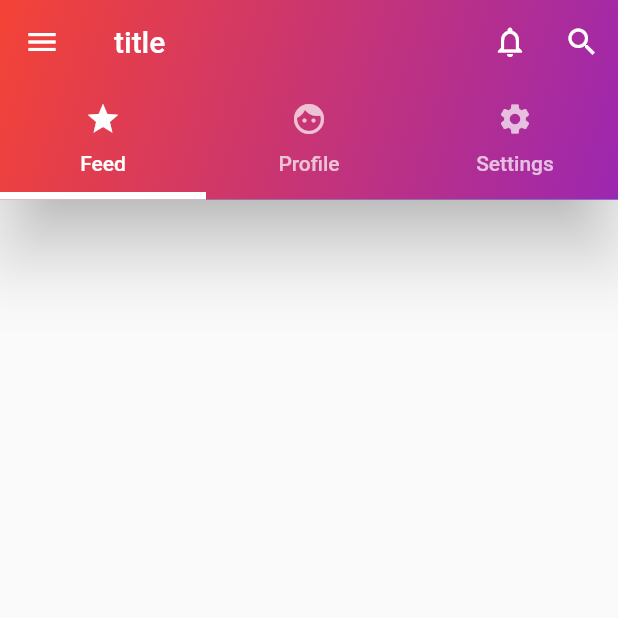
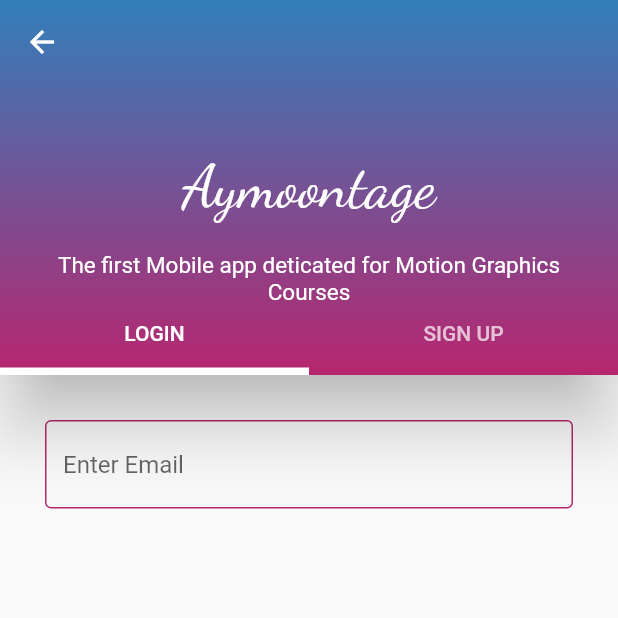
Before and after one commit to ahmedwahab99/motion_graphics_app, a Flutter app: the screen it shows after launch, after a tap on "Get Stared", on a phone screen of 412 x 824 dp, the top half of it. Run offline on Flutter 3.47's test engine with Material 2 defaults, Android fonts, the phone set to English and light mode, and no system bars; our stand-ins replace get, google_fonts.

```diff
--- a/lib/constants.dart
+++ b/lib/constants.dart
@@ -5,3 +5,8 @@ class ConstColors{
   static Color purple = const Color(0xffB7266F);
   static Color blue = const Color(0xff327FBB);
 }
+
+class Labels{
+  static String appName = 'Aymoontage';
+
+}
--- a/lib/main.dart
+++ b/lib/main.dart
@@ -13,6 +13,7 @@ class MyApp extends StatelessWidget {
   @override
   Widget build(BuildContext context) {
     return GetMaterialApp(
+      debugShowCheckedModeBanner: false,
       title: 'Flutter Demo',
       theme: ThemeData(
 
--- a/lib/view/screens/signin_up.dart
+++ b/lib/view/screens/signin_up.dart
@@ -1,7 +1,9 @@
 import 'package:flutter/material.dart';
+import 'package:google_fonts/google_fonts.dart';
+import 'package:motion_graphics_app/constants.dart';
 
 class Signin extends StatefulWidget {
-  const Signin({ Key? key }) : super(key: key);
+  const Signin({Key? key}) : super(key: key);
 
   @override
   _SigninState createState() => _SigninState();
@@ -11,33 +13,50 @@ class _SigninState extends State<Signin> {
   @override
   Widget build(BuildContext context) {
     return DefaultTabController(
-      length: 3, /// same count as tapBar items
+      length: 2,
+
+      /// same count as tapBar items
       child: Scaffold(
-        appBar:AppBar(
-              title: const Text("title"),
-              //centerTitle: true,
+        appBar: PreferredSize(
+          preferredSize: const Size.fromHeight(250),
+          child: AppBar(
             leading: IconButton(
-                icon: const Icon(Icons.menu),
+              icon: const Icon(Icons.arrow_back),
               onPressed: () {},
             ),
-              actions: [
-                IconButton(
-                  icon: const Icon(Icons.notifications_none),
-                  onPressed: () {},
+            flexibleSpace: Container(
+              decoration: BoxDecoration(
+                gradient: LinearGradient(
+                  colors: [ConstColors.purple, ConstColors.blue],
+                  begin: Alignment.bottomCenter,
+                  end: Alignment.topCenter,
                 ),
-                IconButton(
-                  icon: const Icon(Icons.search),
-                  onPressed: () {},
+              ),
+              child: Center(
+                child: Column(
+                  children: [
+                    const SizedBox(
+                      height: 100,
+                    ),
+                    Text(
+                      Labels.appName,
+                      style: GoogleFonts.dancingScript(
+                          fontSize: 40, color: Colors.white),
+                    ),
+                    //SizedBox(height: 10,),
+                    const Padding(
+                      padding:
+                          EdgeInsets.symmetric(vertical: 20, horizontal: 25),
+                      child: Text(
+                        "The first Mobile app deticated for Motion Graphics Courses",
+                        style: TextStyle(
+                          fontSize: 15,
+                          color: Colors.white,
+                        ),
+                        textAlign: TextAlign.center,
+                      ),
                     )
                   ],
-              //backgroundColor: Colors.purple,
-              flexibleSpace: Container(
-
-                decoration: const BoxDecoration(
-                  gradient: LinearGradient(
-                    colors: [Colors.purple, Colors.red],
-                    begin: Alignment.bottomRight,
-                    end: Alignment.topLeft,
                 ),
               ),
             ),
@@ -46,17 +65,44 @@ class _SigninState extends State<Signin> {
               indicatorColor: Colors.white,
               indicatorWeight: 5,
               tabs: [
-                  //Tab(icon: const Icon(Icons.home), text: 'Home'),
-                  const Tab(icon: const Icon(Icons.star), text: 'Feed'),
-                  Tab(icon: Icon(Icons.face), text: 'Profile'),
-                  Tab(icon: Icon(Icons.settings), text: 'Settings'),
+                Tab(text: 'LOGIN'),
+                Tab(text: 'SIGN UP'),
               ],
             ),
             elevation: 20,
-              titleSpacing: 20,
+            titleSpacing: 40,
           ),
-
+        ),
+        body: const TabBarView(children: [
+          LoginFields(),
+          Icon(Icons.safety_divider),
+        ]),
       ),
     );
   }
 }
+
+class LoginFields extends StatelessWidget {
+  const LoginFields({Key? key}) : super(key: key);
+
+  @override
+  Widget build(BuildContext context) {
+    return Padding(
+      padding: const EdgeInsets.symmetric(vertical: 30, horizontal: 30),
+      child: Column(
+        children: [
+          TextField(
+            decoration: InputDecoration(
+              enabledBorder: OutlineInputBorder(
+                  borderSide: BorderSide(color: ConstColors.purple)),
+              focusedBorder: const OutlineInputBorder(
+                  borderSide:
+                      BorderSide(color: Color.fromARGB(255, 144, 51, 160))),
+              hintText: "Enter Email",
+            ),
+          ),
+        ],
+      ),
+    );
+  }
+}
```
Lines whose indentation alone changed are shown as unchanged.
